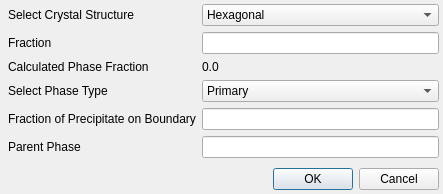
BlueQuartzSoftware/DREAM3D, file Source/Applications/StatsGenerator/UI_Files/EditPhaseDialog.ui: the form before one commit.
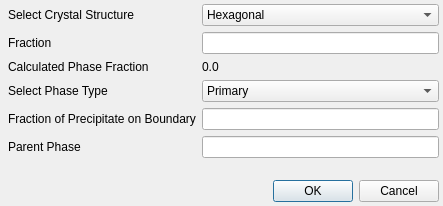
The form after the commit.

Diff of the .ui file:
```diff
--- a/Source/Applications/StatsGenerator/UI_Files/EditPhaseDialog.ui
+++ b/Source/Applications/StatsGenerator/UI_Files/EditPhaseDialog.ui
@@ -7,7 +7,7 @@
     <x>0</x>
     <y>0</y>
     <width>443</width>
-    <height>194</height>
+    <height>206</height>
    </rect>
   </property>
   <property name="windowTitle">
```
Left out of the diff: 45 changed lines with no effect on the pictures.
